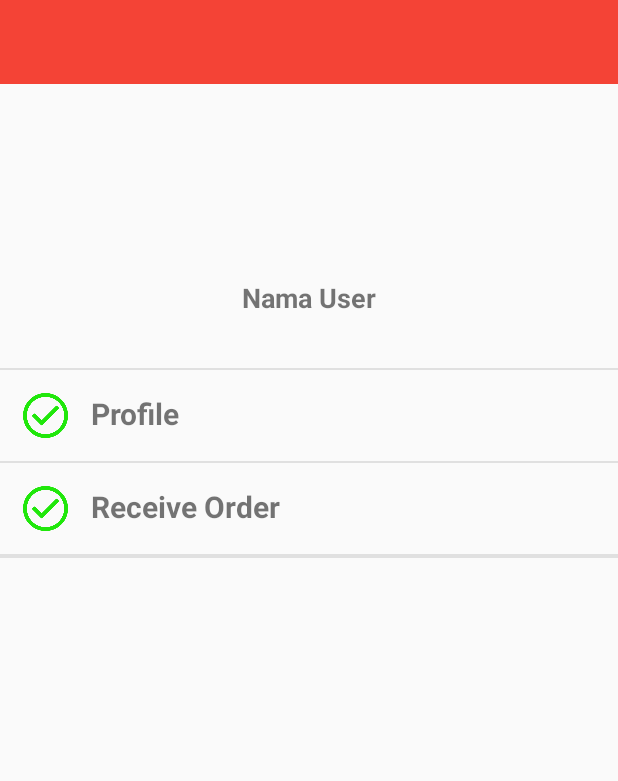
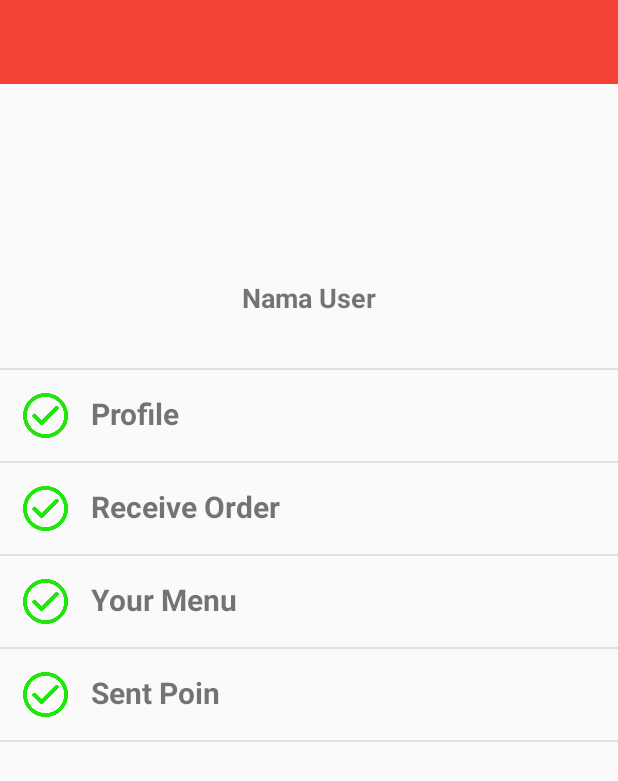
Before and after one commit to davidzzz/Your-Brand-Shop, an Android app: the layout menu_user.xml on its own in the app's theme, with its tools: preview values and no code run, on a phone screen of 412 x 824 dp. Shown: the top 781 px of the screen. Run offline under Robolectric (Android 15) with nearby library versions, the phone set to English and light mode, and no system bars; network calls fail.

Commit message:
fix tampilan menu user

```diff
--- a/app/src/main/AndroidManifest.xml
+++ b/app/src/main/AndroidManifest.xml
@@ -145,6 +145,8 @@
         <activity android:name=".ReservasiActivity" />
         <activity android:name=".ProdukDetailActivity" />
         <activity android:name=".LupaPasswordActivity" />
+        <activity android:name=".SentPoinActivity" />
+        <activity android:name=".KonfirmasiPoinActivity"></activity>
     </application>
 
 </manifest>
--- a/app/src/main/res/layout/menu_user.xml
+++ b/app/src/main/res/layout/menu_user.xml
@@ -72,7 +72,6 @@
     <!--list order-->
     <LinearLayout
         android:id="@+id/lytOrder"
-        android:visibility="visible"
         android:padding="15dp"
         android:layout_width="match_parent"
         android:layout_height="wrap_content"
@@ -110,7 +109,6 @@
     <LinearLayout
         android:id="@+id/lytMenu"
         android:padding="15dp"
-        android:visibility="gone"
         android:layout_width="match_parent"
         android:layout_height="wrap_content"
         android:orientation="horizontal">
@@ -130,6 +128,34 @@
             android:textSize="20sp"/>
 
     </LinearLayout>
+
+    <View
+        android:layout_width="match_parent"
+        android:layout_height="1dp"
+        android:background="@color/main_color_grey_300" />
+    <!--list menu atau produk-->
+    <LinearLayout
+        android:id="@+id/lytPoin"
+        android:padding="15dp"
+        android:layout_width="match_parent"
+        android:layout_height="wrap_content"
+        android:orientation="horizontal">
+
+        <ImageView
+            android:layout_width="30dp"
+            android:layout_height="30dp"
+            android:background="@drawable/checklist" />
+
+        <TextView
+            android:layout_width="wrap_content"
+            android:layout_height="match_parent"
+            android:text="Sent Poin"
+            android:layout_gravity="center"
+            android:textStyle="bold"
+            android:layout_marginLeft="15dp"
+            android:textSize="20sp"/>
+
+    </LinearLayout>
     <View
         android:layout_width="match_parent"
         android:layout_height="1dp"
```
Also changed, not shown: app/src/main/java/com/ushare/MenuActivity.java (+11 -2 lines).
